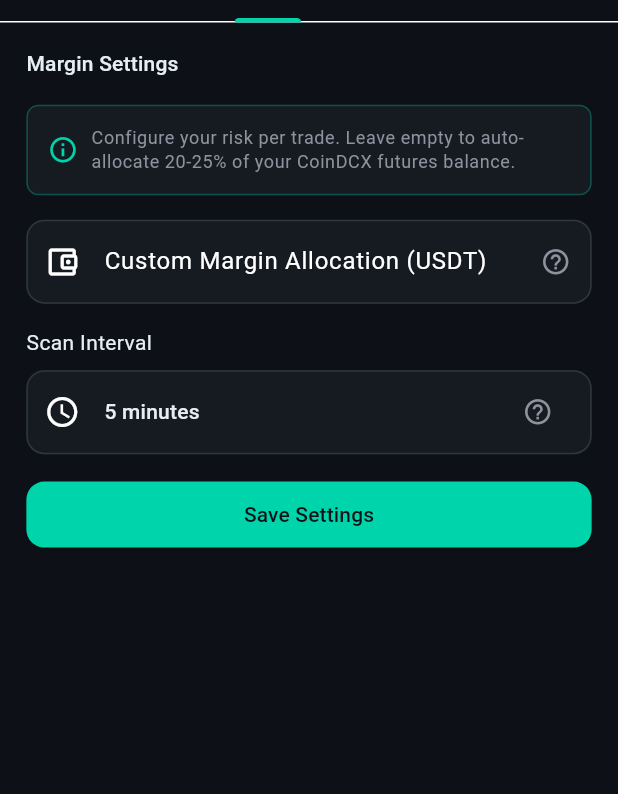
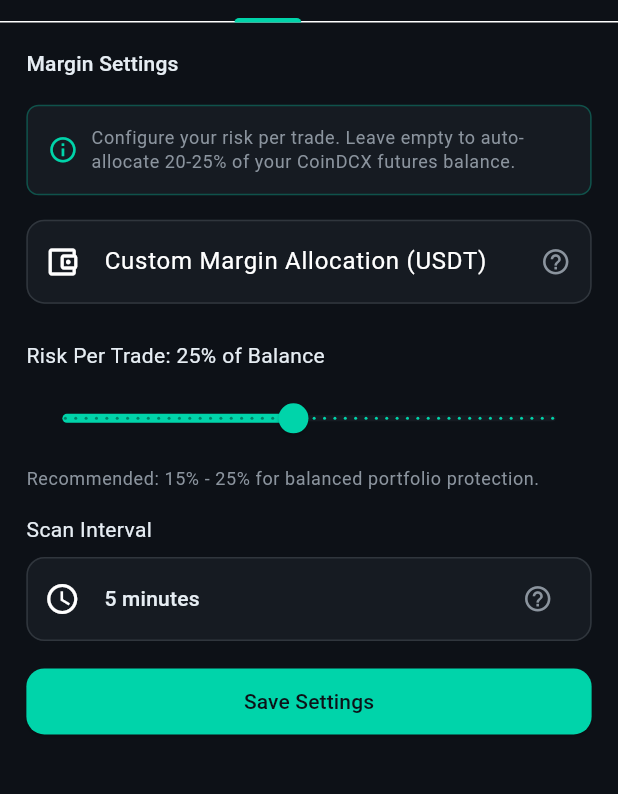
Before and after one commit to Bhuvanesh-kumar-k/Tradee, a Flutter app: the SettingsScreen screen opened directly, tab 2 chosen, on a phone screen of 412 x 824 dp, the part 308-1102 px from its top. Run offline on Flutter 3.47's test engine with Material 3 defaults, Android fonts, the phone set to English and light mode, and no system bars; our stand-ins replace flutter_screenutil, flutter_secure_storage; accounts and stored records are empty; network calls fail.

Commit message:
Add customizable risk percentage per trade (3% to 50%) with slider UI
Backend:
- Add risk_percentage_per_trade column to User model (default 0.25)
- Update MarginSettings schema with validation (0.03 to 0.50)
- Update settings API to return and accept risk_percentage_per_trade
- Update scanner.py to use user's risk percentage instead of hardcoded 0.225
- Update scheduler.py to use user's risk percentage in both scan tasks

Frontend:
- Add riskPercentage getter to settings provider
- Add risk slider (3%-50%) to Margin tab in settings screen
- Update _loadSettings to load risk_percentage_per_trade
- Update _saveMarginSettings to send risk_percentage_per_trade to backend
- Update API base URLs to use production Render endpoint

```diff
--- a/mobile/lib/providers/settings_provider.dart
+++ b/mobile/lib/providers/settings_provider.dart
@@ -13,6 +13,7 @@ class SettingsProvider with ChangeNotifier {
   Map<String, dynamic> get settings => _settings;
   bool get isLoading => _isLoading;
   String? get errorMessage => _errorMessage;
+  double get riskPercentage => ((_settings['risk_percentage_per_trade'] ?? 0.25) as num).toDouble();
 
   Future<void> fetchSettings() async {
     _isLoading = true;
--- a/mobile/lib/screens/settings/settings_screen.dart
+++ b/mobile/lib/screens/settings/settings_screen.dart
@@ -41,6 +41,7 @@ class _SettingsScreenState extends State<SettingsScreen> with SingleTickerProvid
   String _preferredCurrency = 'INR';
   List<String> _selectedTimeframes = ['1h', '4h', '8h', '1d'];
   final List<String> _availableTimeframes = ['1h', '2h', '4h', '8h', '1d'];
+  double _riskPercentage = 0.25;
 
   // Secure storage for client-side keys
   final FlutterSecureStorage _storage = const FlutterSecureStorage();
@@ -304,12 +305,36 @@ class _SettingsScreenState extends State<SettingsScreen> with SingleTickerProvid
           decoration: InputDecoration(
             labelText: 'Custom Margin Allocation (USDT)',
             prefixIcon: const Icon(Icons.account_balance_wallet_outlined),
-            hintText: 'Leave empty to use 20-25% of balance',
+            hintText: 'Leave empty to use risk percentage below',
             suffixIcon: _buildHelpTooltip(
-              'Fixed USDT amount to use per trade. If empty, system uses 22.5% of your live CoinDCX balance.',
+              'Fixed USDT amount to use per trade. If empty, system uses your risk percentage of balance.',
             ),
           ),
           keyboardType: TextInputType.number,
+        ),
+        SizedBox(height: 24.h),
+        Text(
+          'Risk Per Trade: ${(_riskPercentage * 100).toInt()}% of Balance',
+          style: Theme.of(context).textTheme.bodyMedium,
+        ),
+        SizedBox(height: 8.h),
+        Slider(
+          value: _riskPercentage,
+          min: 0.03,
+          max: 0.50,
+          divisions: 47,
+          label: '${(_riskPercentage * 100).toInt()}%',
+          activeColor: AppTheme.primaryColor,
+          onChanged: (val) {
+            setState(() {
+              _riskPercentage = val;
+            });
+          },
+        ),
+        SizedBox(height: 8.h),
+        Text(
+          'Recommended: 15% - 25% for balanced portfolio protection.',
+          style: Theme.of(context).textTheme.bodySmall?.copyWith(color: AppTheme.textSecondary),
         ),
         SizedBox(height: 16.h),
         Text(
@@ -721,6 +746,7 @@ class _SettingsScreenState extends State<SettingsScreen> with SingleTickerProvid
     final success = await provider.updateSettings({
       'margin': {
         'custom_margin_allocation': _customMargin.text.isEmpty ? null : double.tryParse(_customMargin.text),
+        'risk_percentage_per_trade': _riskPercentage,
         'scan_interval_minutes': _scanInterval,
       }
     });
--- a/mobile/lib/utils/constants.dart
+++ b/mobile/lib/utils/constants.dart
@@ -1,10 +1,6 @@
 class Constants {
-  // Cloud Host Configuration
-  // For cloud deployment, replace with your cloud server URL
-  // Example: static const String apiBaseUrl = 'https://your-cloud-server.com/api/v1';
-  // For local development: use 10.0.2.2 for Android Emulator, or your LAN IP for physical device
-  static const String apiBaseUrl = 'http://10.0.2.2:8000/api/v1';
-  static const String wsUrl = 'ws://10.0.2.2:8000/api/v1/ws/live-updates';
+  static const String apiBaseUrl = 'https://tradee-backend.onrender.com/api/v1';
+  static const String wsUrl = 'wss://tradee-backend.onrender.com/api/v1/ws/live-updates';
 
   // System endpoints (relative paths)
   static const String terms = '/system/terms';
```
Also changed, not shown: 5 other files.
